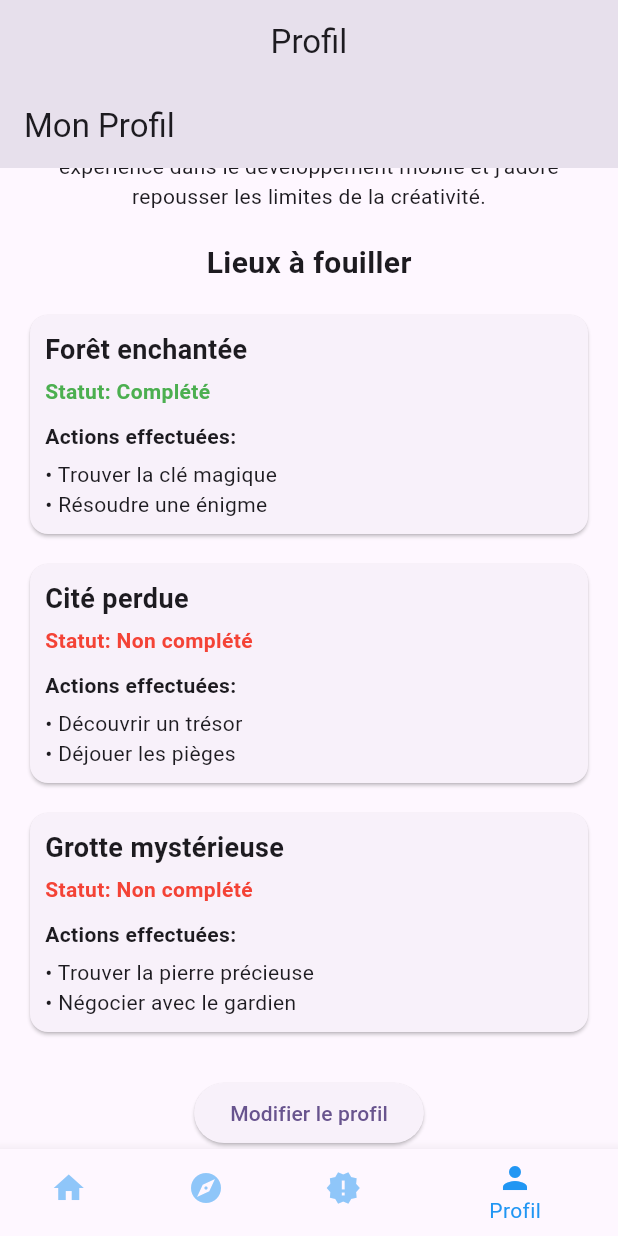
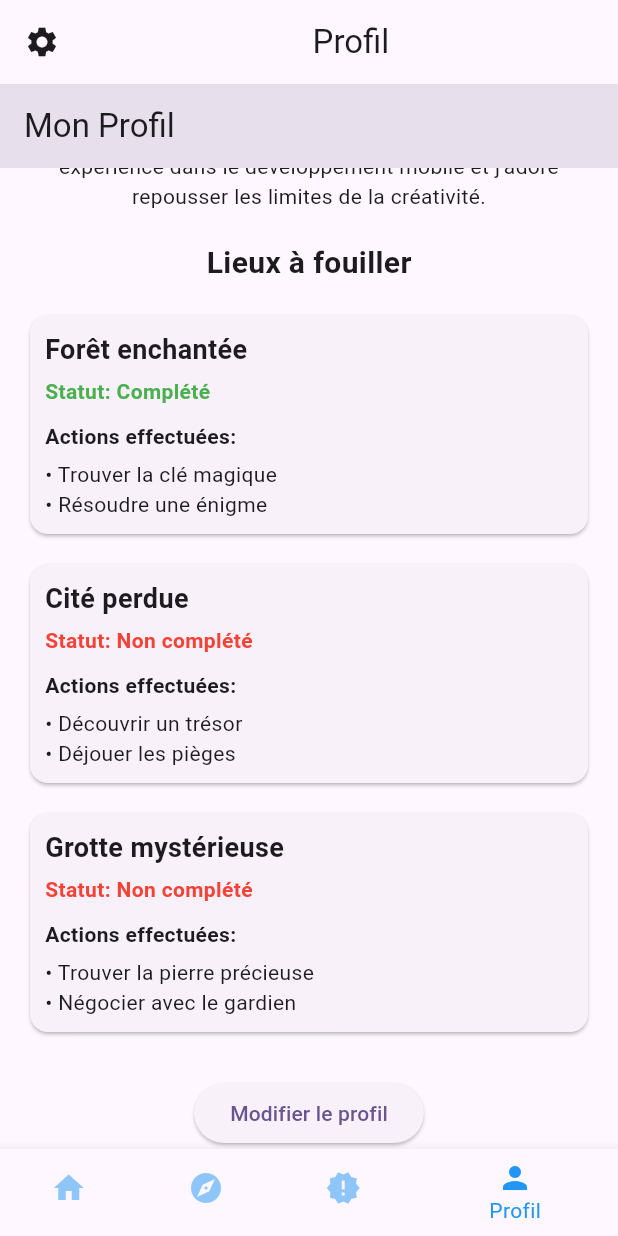
Before and after one commit to DaFray31/FlutterAdventura, a Flutter app: the screen it shows after launch, item 4 of the bottom bar chosen, scrolled down 377 dp, on a phone screen of 412 x 824 dp. Run offline on Flutter 3.47's test engine with Material 3 defaults, Android fonts, the light colour scheme and no system bars; our stand-ins replace flutter_map, flutter_markdown, latlong2, supabase_flutter; accounts and stored records are empty; network calls fail.

Commit message:
improve ui and code

```diff
--- a/TerraAventura/lib/home/homepage.dart
+++ b/TerraAventura/lib/home/homepage.dart
@@ -4,8 +4,10 @@ import 'package:terraaventura/screens/monumentsScreen.dart';
 import 'package:terraaventura/screens/newsScreen.dart';
 import 'package:terraaventura/screens/profilescreen.dart';
 
+import '../screens/settingsscreen.dart';
+
 class HomePage extends StatefulWidget {
-  const HomePage({super.key});
+  const HomePage({Key? key}) : super(key: key);
 
   @override
   State<HomePage> createState() => _HomePageState();
@@ -13,18 +15,37 @@ class HomePage extends StatefulWidget {
 
 class _HomePageState extends State<HomePage> {
   int _currentIndex = 0;
-  String _currentTitle = 'Accueil'; // Variable pour le titre actuel
+  String _currentTitle = 'Accueil';
+  final PageController _pageController = PageController();
 
-  final List<Widget> _pages = [
-    const HomeScreen(),
-    const AdventuresScreen(),
-    const NewsScreen(),
-    const ProfileScreen(),
+  final List<Widget> _pages = const [
+    HomeScreen(),
+    AdventuresScreen(),
+    NewsScreen(),
+    ProfileScreen(),
   ];
 
-  // Met à jour le titre en fonction de la page actuelle
+  @override
+  void initState() {
+    super.initState();
+    _pageController.addListener(() {
+      final int currentPage = _pageController.page!.round();
+      if (currentPage != _currentIndex) {
+        setState(() {
+          _currentIndex = currentPage;
+          _updateTitle();
+        });
+      }
+    });
+  }
+
+  @override
+  void dispose() {
+    _pageController.dispose();
+    super.dispose();
+  }
+
   void _updateTitle() {
-    setState(() {
     switch (_currentIndex) {
       case 0:
         _currentTitle = 'Accueil';
@@ -39,27 +60,43 @@ class _HomePageState extends State<HomePage> {
         _currentTitle = 'Profil';
         break;
     }
-    });
   }
 
   @override
   Widget build(BuildContext context) {
     return Scaffold(
       appBar: AppBar(
-        title: Center(
-            child: Text(
-                _currentTitle)), // Utilisation de la variable pour le titre
+        leading: IconButton(
+          icon: Icon(Icons.settings),
+          onPressed: () {
+            Navigator.push(
+              context,
+              MaterialPageRoute(builder: (context) => SettingsScreen()),
+            );
+          },
         ),
-      body: _pages[_currentIndex],
+        title: Center(child: Text(_currentTitle)),
+      ),
+      body: PageView(
+        controller: _pageController,
+        children: _pages,
+        onPageChanged: (index) {
+          setState(() {
+            _currentIndex = index;
+            _updateTitle();
+          });
+        },
+      ),
       bottomNavigationBar: BottomNavigationBar(
         currentIndex: _currentIndex,
         selectedItemColor: Colors.blue,
         unselectedItemColor: Colors.blue.withOpacity(0.5),
         onTap: (index) {
-          setState(() {
-            _currentIndex = index;
-            _updateTitle(); // Met à jour le titre lors du changement de page
-          });
+          _pageController.animateToPage(
+            index,
+            duration: const Duration(milliseconds: 400),
+            curve: Curves.easeInOut,
+          );
         },
         items: const [
           BottomNavigationBarItem(
--- a/TerraAventura/lib/screens/newsScreen.dart
+++ b/TerraAventura/lib/screens/newsScreen.dart
@@ -18,9 +18,6 @@ class _NewsScreenState extends State<NewsScreen> {
   @override
   Widget build(BuildContext context) {
     return Scaffold(
-      appBar: AppBar(
-        title: const Text('News'),
-      ),
       body: FutureBuilder<List<NewsItem>>(
         future: rssService.fetchRss(),
         builder: (context, snapshot) {
--- a/TerraAventura/lib/screens/profilescreen.dart
+++ b/TerraAventura/lib/screens/profilescreen.dart
@@ -6,7 +6,6 @@ class MyApp extends StatelessWidget {
   @override
   Widget build(BuildContext context) {
     return const MaterialApp(
-      title: 'Training App',
       home: ProfileScreen(),
     );
   }
```
Lines whose indentation alone changed are shown as unchanged.
